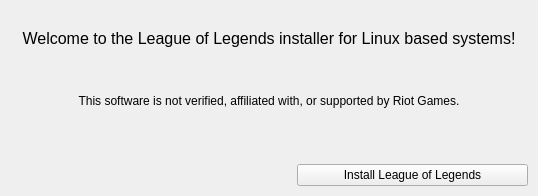
Before: the Qt Designer form installer.ui in polkaulfield/lol-for-linux-installer, drawn with Qt 5.
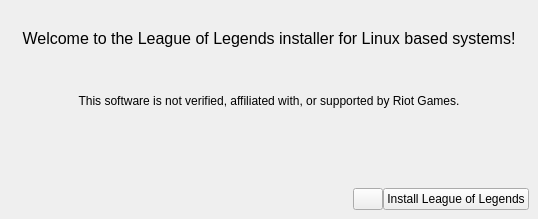
After: the same form once the commit is applied. Icons and pictures are not drawn.

Commit message: [Python, UI] Allow user to select where to install the game

What changed in the file:
```diff
--- a/installer.ui
+++ b/installer.ui
@@ -10,7 +10,7 @@
     <x>0</x>
     <y>0</y>
     <width>538</width>
-    <height>196</height>
+    <height>219</height>
    </rect>
   </property>
   <property name="sizePolicy">
@@ -127,25 +127,54 @@
      </spacer>
     </item>
     <item>
-     <layout class="QVBoxLayout" name="verticalLayout" stretch="0">
+     <layout class="QHBoxLayout" name="horizontalLayout" stretch="0,0,0">
       <property name="spacing">
        <number>0</number>
       </property>
       <property name="sizeConstraint">
-       <enum>QLayout::SetFixedSize</enum>
+       <enum>QLayout::SetMaximumSize</enum>
       </property>
       <property name="leftMargin">
-       <number>288</number>
+       <number>0</number>
       </property>
       <property name="topMargin">
-       <number>1</number>
+       <number>0</number>
       </property>
       <property name="rightMargin">
-       <number>1</number>
+       <number>0</number>
       </property>
       <property name="bottomMargin">
-       <number>1</number>
+       <number>0</number>
       </property>
+      <item>
+       <spacer name="horizontalSpacer_3">
+        <property name="orientation">
+         <enum>Qt::Horizontal</enum>
+        </property>
+        <property name="sizeHint" stdset="0">
+         <size>
+          <width>40</width>
+          <height>20</height>
+         </size>
+        </property>
+       </spacer>
+      </item>
+      <item>
+       <widget class="QPushButton" name="selectFolder">
+        <property name="maximumSize">
+         <size>
+          <width>30</width>
+          <height>16777215</height>
+         </size>
+        </property>
+        <property name="text">
+         <string/>
+        </property>
+        <property name="icon">
+         <iconset theme="folder-open"/>
+        </property>
+       </widget>
+      </item>
       <item>
        <widget class="QPushButton" name="install_button">
         <property name="enabled">
@@ -157,6 +186,12 @@
           <verstretch>0</verstretch>
          </sizepolicy>
         </property>
+        <property name="maximumSize">
+         <size>
+          <width>190</width>
+          <height>16777215</height>
+         </size>
+        </property>
         <property name="text">
          <string>Install League of Legends</string>
         </property>
```
The commit also changes 2 other files.
